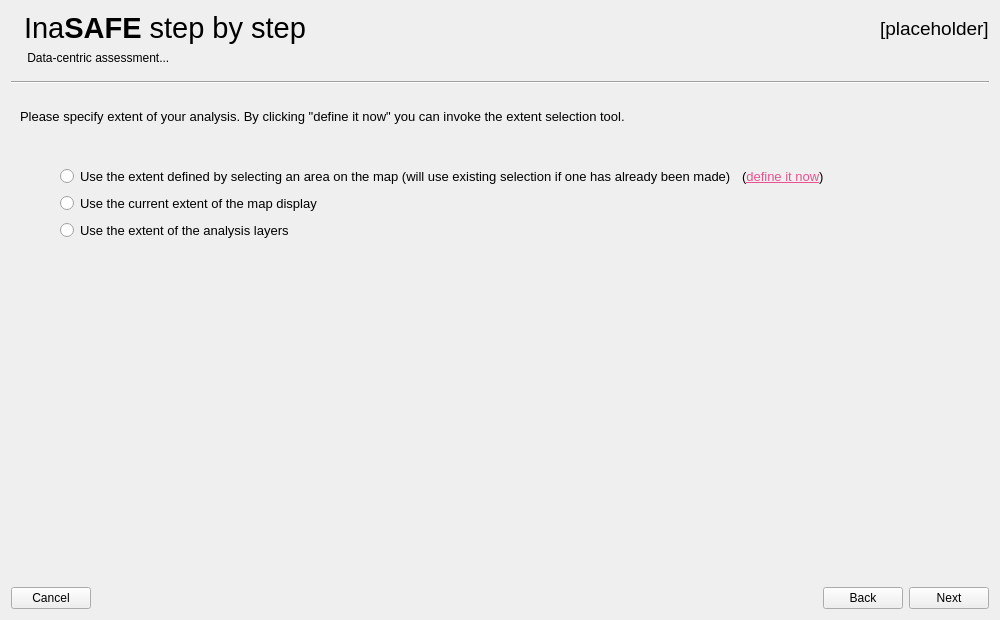
Above: safe/gui/ui/wizard_dialog_base.ui from inasafe/inasafe before the change. Below: the same form after it.
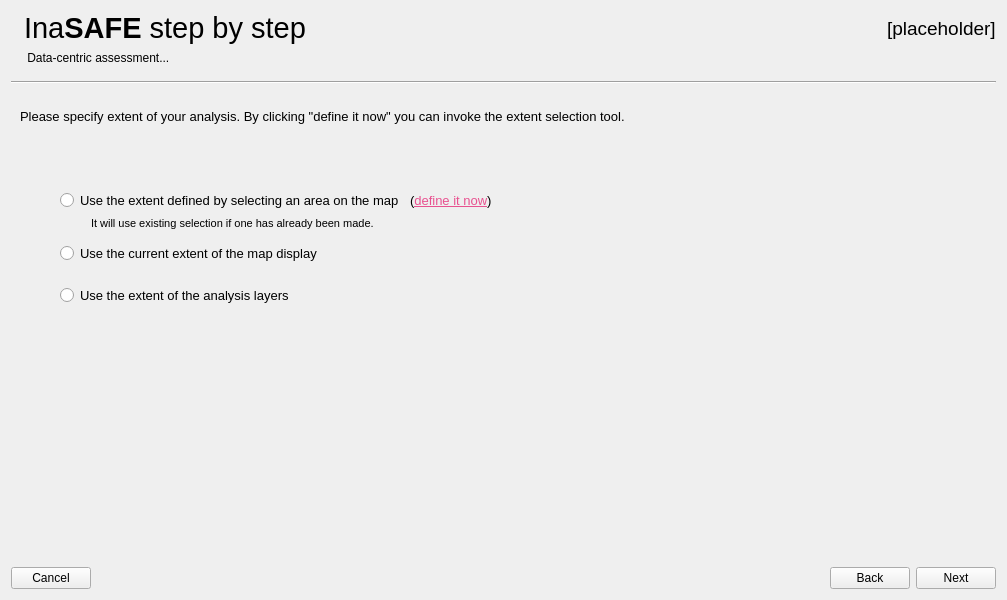
That is the form after the change. The open tabs and pages were chosen to show the change. Icons and pictures are not drawn. Custom widgets are drawn as their Qt base class.

```diff
--- a/safe/gui/ui/wizard_dialog_base.ui
+++ b/safe/gui/ui/wizard_dialog_base.ui
@@ -6,8 +6,8 @@
    <rect>
     <x>0</x>
     <y>0</y>
-    <width>1000</width>
-    <height>620</height>
+    <width>1007</width>
+    <height>600</height>
    </rect>
   </property>
   <property name="sizePolicy">
@@ -3722,14 +3722,14 @@
          <property name="sizeHint" stdset="0">
           <size>
            <width>20</width>
-           <height>36</height>
+           <height>60</height>
           </size>
          </property>
         </spacer>
        </item>
        <item>
         <layout class="QGridLayout" name="gridLayout_9">
-         <item row="0" column="3" rowspan="4">
+         <item row="0" column="5" rowspan="5">
           <spacer name="horizontalSpacer_57">
            <property name="orientation">
             <enum>Qt::Horizontal</enum>
@@ -3745,7 +3745,7 @@
            </property>
           </spacer>
          </item>
-         <item row="0" column="0" rowspan="4">
+         <item row="0" column="0" rowspan="5">
           <spacer name="horizontalSpacer_58">
            <property name="orientation">
             <enum>Qt::Horizontal</enum>
@@ -3761,14 +3761,62 @@
            </property>
           </spacer>
          </item>
-         <item row="0" column="1">
+         <item row="1" column="1">
+          <spacer name="horizontalSpacer_69">
+           <property name="orientation">
+            <enum>Qt::Horizontal</enum>
+           </property>
+           <property name="sizeType">
+            <enum>QSizePolicy::Fixed</enum>
+           </property>
+           <property name="sizeHint" stdset="0">
+            <size>
+             <width>25</width>
+             <height>20</height>
+            </size>
+           </property>
+          </spacer>
+         </item>
+         <item row="0" column="1" colspan="2">
           <widget class="QRadioButton" name="rbExtentUser">
            <property name="text">
-            <string>Use the extent defined by selecting an area on the map (will use existing selection if one has already been made)</string>
+            <string>Use the extent defined by selecting an area on the map</string>
            </property>
           </widget>
          </item>
-         <item row="0" column="2">
+         <item row="1" column="2" colspan="2">
+          <widget class="QLabel" name="lblExistingSelection">
+           <property name="sizePolicy">
+            <sizepolicy hsizetype="Expanding" vsizetype="Preferred">
+             <horstretch>0</horstretch>
+             <verstretch>0</verstretch>
+            </sizepolicy>
+           </property>
+           <property name="styleSheet">
+            <string notr="true">font: 8pt;</string>
+           </property>
+           <property name="text">
+            <string>It will use existing selection if one has already been made.</string>
+           </property>
+           <property name="alignment">
+            <set>Qt::AlignLeading|Qt::AlignLeft|Qt::AlignTop</set>
+           </property>
+          </widget>
+         </item>
+         <item row="1" column="4">
+          <spacer name="horizontalSpacer_68">
+           <property name="orientation">
+            <enum>Qt::Horizontal</enum>
+           </property>
+           <property name="sizeHint" stdset="0">
+            <size>
+             <width>40</width>
+             <height>20</height>
+            </size>
+           </property>
+          </spacer>
+         </item>
+         <item row="0" column="3" colspan="2">
           <widget class="QLabel" name="lblDefineExtentNow">
            <property name="sizePolicy">
             <sizepolicy hsizetype="Expanding" vsizetype="Preferred">
@@ -3781,20 +3829,32 @@
            </property>
           </widget>
          </item>
-         <item row="2" column="1" colspan="2">
-          <widget class="QRadioButton" name="rbExtentLayer">
-           <property name="text">
-            <string>Use the extent of the analysis layers</string>
-           </property>
-          </widget>
-         </item>
-         <item row="1" column="1" colspan="2">
+         <item row="2" column="1" colspan="4">
           <widget class="QRadioButton" name="rbExtentScreen">
+           <property name="minimumSize">
+            <size>
+             <width>0</width>
+             <height>0</height>
+            </size>
+           </property>
            <property name="text">
             <string>Use the current extent of the map display</string>
            </property>
           </widget>
          </item>
+         <item row="3" column="1" colspan="4">
+          <widget class="QRadioButton" name="rbExtentLayer">
+           <property name="minimumSize">
+            <size>
+             <width>0</width>
+             <height>50</height>
+            </size>
+           </property>
+           <property name="text">
+            <string>Use the extent of the analysis layers</string>
+           </property>
+          </widget>
+         </item>
         </layout>
        </item>
        <item>
```
Left out of the diff: 14 changed lines with no effect on the pictures.
